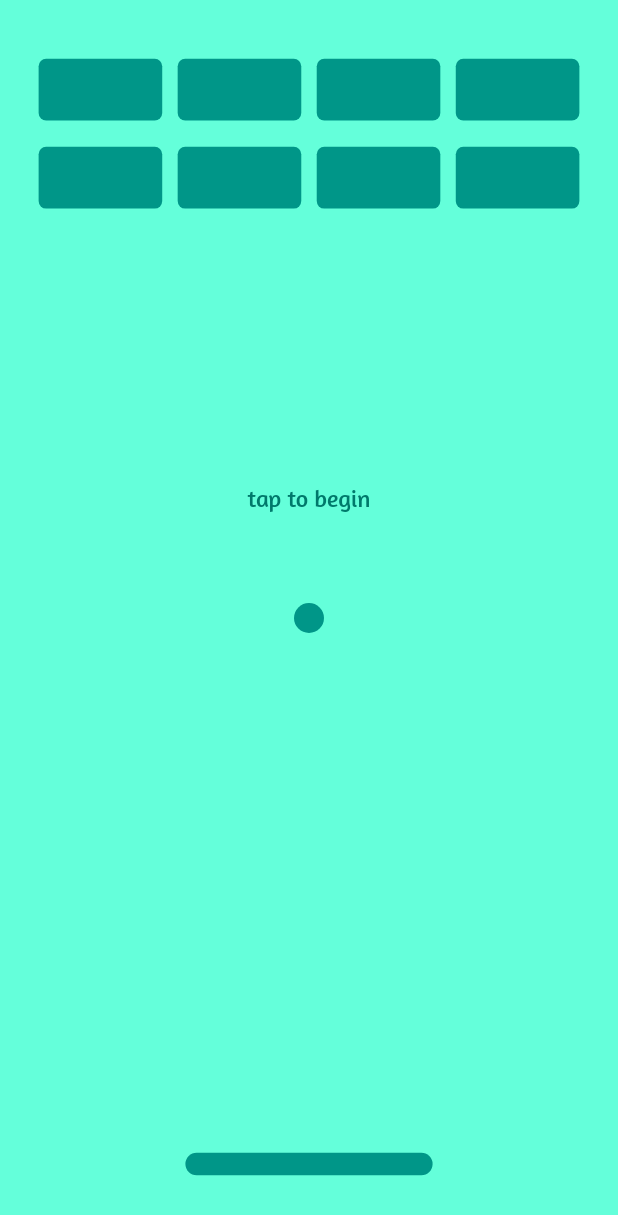
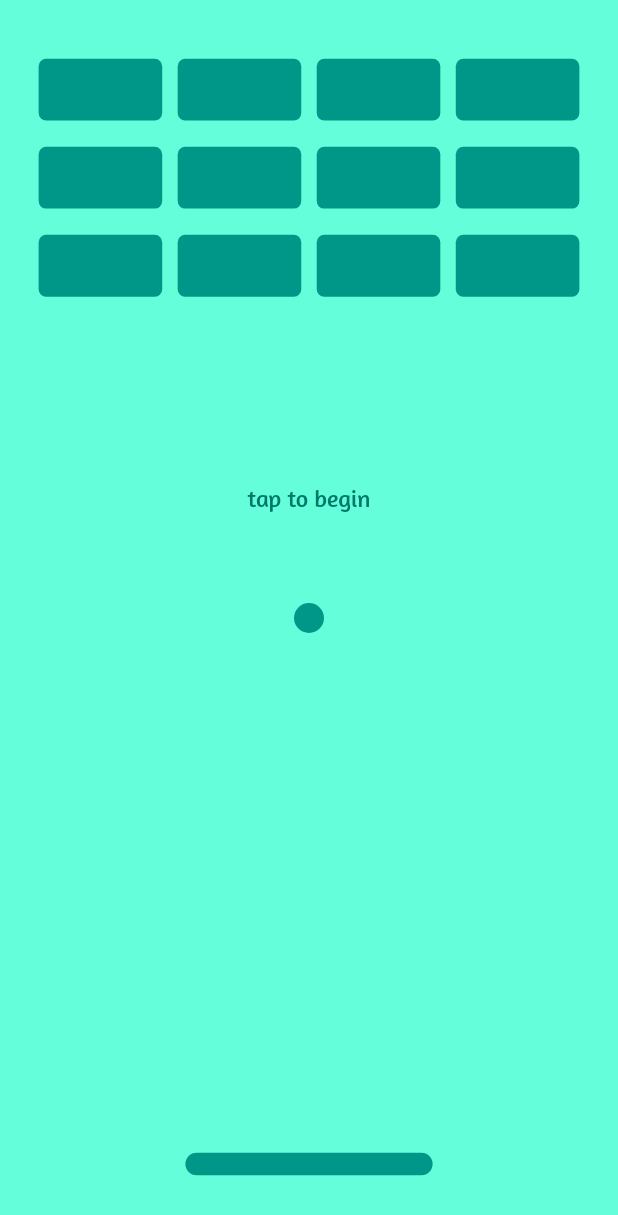
Before and after one commit to adityaSharmaWritesCode/brick-breaker-flutter, a Flutter app: the GameScreen screen opened by its route, on a phone screen of 412 x 824 dp. Shown: the top 1215 px of the screen. Run offline on Flutter 3.47's test engine with Material 2 defaults, Android fonts, the phone set to English and light mode, and no system bars; our stand-ins replace shared_preferences; accounts and stored records are empty.

Commit message:
Updated UI for Android

```diff
--- a/lib/gamepage.dart
+++ b/lib/gamepage.dart
@@ -2,6 +2,7 @@ import 'dart:async';
 
 import 'package:brick_breaker/bricks.dart';
 import 'package:brick_breaker/player.dart';
+import 'package:flutter/foundation.dart';
 import 'package:flutter/material.dart';
 import 'package:flutter/services.dart';
 import 'package:shared_preferences/shared_preferences.dart';
@@ -20,7 +21,6 @@ enum direction {
   DOWN,
   LEFT,
   RIGHT,
-  NULL,
 }
 
 class _GameScreenState extends State<GameScreen> {
@@ -72,46 +72,26 @@ class _GameScreenState extends State<GameScreen> {
       firstBrickY + 1 * (brickHeight + brickGap),
       false
     ],
-    // [
-    //   firstBrickX + 0 * (brickWidth + brickGap),
-    //   firstBrickY + 2 * (brickHeight + brickGap),
-    //   false
-    // ],
-    // [
-    //   firstBrickX + 1 * (brickWidth + brickGap),
-    //   firstBrickY + 2 * (brickHeight + brickGap),
-    //   false
-    // ],
-    // [
-    //   firstBrickX + 2 * (brickWidth + brickGap),
-    //   firstBrickY + 2 * (brickHeight + brickGap),
-    //   false
-    // ],
-    // [
-    //   firstBrickX + 3 * (brickWidth + brickGap),
-    //   firstBrickY + 2 * (brickHeight + brickGap),
-    //   false
-    // ],
-    // [
-    //   firstBrickX + 0 * (brickWidth + brickGap),
-    //   firstBrickY + 3 * (brickHeight + brickGap),
-    //   false
-    // ],
-    // [
-    //   firstBrickX + 1 * (brickWidth + brickGap),
-    //   firstBrickY + 3 * (brickHeight + brickGap),
-    //   false
-    // ],
-    // [
-    //   firstBrickX + 2 * (brickWidth + brickGap),
-    //   firstBrickY + 3 * (brickHeight + brickGap),
-    //   false
-    // ],
-    // [
-    //   firstBrickX + 3 * (brickWidth + brickGap),
-    //   firstBrickY + 3 * (brickHeight + brickGap),
-    //   false
-    // ],
+    [
+      firstBrickX + 0 * (brickWidth + brickGap),
+      firstBrickY + 2 * (brickHeight + brickGap),
+      false
+    ],
+    [
+      firstBrickX + 1 * (brickWidth + brickGap),
+      firstBrickY + 2 * (brickHeight + brickGap),
+      false
+    ],
+    [
+      firstBrickX + 2 * (brickWidth + brickGap),
+      firstBrickY + 2 * (brickHeight + brickGap),
+      false
+    ],
+    [
+      firstBrickX + 3 * (brickWidth + brickGap),
+      firstBrickY + 2 * (brickHeight + brickGap),
+      false
+    ],
   ];
 
   //Game settings :-
@@ -239,7 +219,7 @@ class _GameScreenState extends State<GameScreen> {
   bool isPlayerDead() {
     if (ballY > 0.94) {
       setState(() {
-        endText = 'G A M E  O V E R !';
+        endText = 'GAME OVER!';
       });
       return true;
     }
@@ -249,7 +229,7 @@ class _GameScreenState extends State<GameScreen> {
   bool areAllBricksBroken() {
     if (brokenBrickCounter == MyBricks.length) {
       setState(() {
-        endText = 'Y O U  W O N !';
+        endText = 'YOU WON!';
       });
       return true;
     }
@@ -398,8 +378,9 @@ class _GameScreenState extends State<GameScreen> {
                                   .textTheme
                                   .displayLarge!
                                   .copyWith(
-                                    fontSize:
-                                        mediaQueryObject.size.width * 0.03,
+                                    fontSize: kIsWeb
+                                        ? mediaQueryObject.size.width * 0.035
+                                        : mediaQueryObject.size.height * 0.025,
                                     color: Colors.teal,
                                   ),
                             ),
@@ -413,50 +394,43 @@ class _GameScreenState extends State<GameScreen> {
                                     primary: Colors.teal,
                                     padding: EdgeInsets.symmetric(
                                       horizontal:
-                                          mediaQueryObject.size.width * 0.015,
+                                          mediaQueryObject.size.width * 0.02,
                                       vertical:
                                           mediaQueryObject.size.height * 0.015,
                                     ),
                                   ),
                                   onPressed: resetGame,
-                                  child: Text(
-                                    'Play Again',
-                                    style: Theme.of(context)
-                                        .textTheme
-                                        .displayMedium!
-                                        .copyWith(
+                                  child: Icon(
+                                    Icons.replay,
+                                    size: kIsWeb
+                                        ? 18
+                                        : mediaQueryObject.size.height * 0.03,
                                     color: Colors.tealAccent,
-                                          fontSize: 18,
-                                        ),
                                   ),
                                 ),
                                 SizedBox(
-                                  width: mediaQueryObject.size.width * 0.02,
+                                  width: mediaQueryObject.size.width * 0.03,
                                 ),
                                 ElevatedButton(
                                   style: ElevatedButton.styleFrom(
                                       primary: Colors.teal,
                                       padding: EdgeInsets.symmetric(
                                         horizontal:
-                                              mediaQueryObject.size.width *
-                                                  0.015,
-                                          vertical:
-                                              mediaQueryObject.size.height *
+                                            mediaQueryObject.size.width * 0.02,
+                                        vertical: mediaQueryObject.size.height *
                                             0.015,
                                       )),
                                   onPressed: () {
                                     Navigator.of(context).pop();
                                   },
-                                    child: Text(
-                                      'Return to Home',
-                                      style: Theme.of(context)
-                                          .textTheme
-                                          .displayMedium!
-                                          .copyWith(
+                                  child: Icon(
+                                    Icons.home_outlined,
+                                    size: kIsWeb
+                                        ? 18
+                                        : mediaQueryObject.size.height * 0.03,
                                     color: Colors.tealAccent,
-                                            fontSize: 18,
                                   ),
-                                    ))
+                                ),
                               ],
                             ),
                           ],
@@ -573,64 +547,34 @@ class _GameScreenState extends State<GameScreen> {
                   ),
 
                   //Row 3 :-
-                  // MyBrick(
-                  //   brickX: MyBricks[8][0],
-                  //   brickY: MyBricks[8][1],
-                  //   brickHeight: brickHeight,
-                  //   brickWidth: brickWidth,
-                  //   brickBroken: MyBricks[8][2],
-                  // ),
-                  // MyBrick(
-                  //   brickX: MyBricks[9][0],
-                  //   brickY: MyBricks[9][1],
-                  //   brickHeight: brickHeight,
-                  //   brickWidth: brickWidth,
-                  //   brickBroken: MyBricks[9][2],
-                  // ),
-                  // MyBrick(
-                  //   brickX: MyBricks[10][0],
-                  //   brickY: MyBricks[10][1],
-                  //   brickHeight: brickHeight,
-                  //   brickWidth: brickWidth,
-                  //   brickBroken: MyBricks[10][2],
-                  // ),
-                  // MyBrick(
-                  //   brickX: MyBricks[11][0],
-                  //   brickY: MyBricks[11][1],
-                  //   brickHeight: brickHeight,
-                  //   brickWidth: brickWidth,
-                  //   brickBroken: MyBricks[11][2],
-                  // ),
-
-                  // //Row 4 :-
-                  // MyBrick(
-                  //   brickX: MyBricks[12][0],
-                  //   brickY: MyBricks[12][1],
-                  //   brickHeight: brickHeight,
-                  //   brickWidth: brickWidth,
-                  //   brickBroken: MyBricks[12][2],
-                  // ),
-                  // MyBrick(
-                  //   brickX: MyBricks[13][0],
-                  //   brickY: MyBricks[13][1],
-                  //   brickHeight: brickHeight,
-                  //   brickWidth: brickWidth,
-                  //   brickBroken: MyBricks[13][2],
-                  // ),
-                  // MyBrick(
-                  //   brickX: MyBricks[14][0],
-                  //   brickY: MyBricks[14][1],
-                  //   brickHeight: brickHeight,
-                  //   brickWidth: brickWidth,
-                  //   brickBroken: MyBricks[14][2],
-                  // ),
-                  // MyBrick(
-                  //   brickX: MyBricks[15][0],
-                  //   brickY: MyBricks[15][1],
-                  //   brickHeight: brickHeight,
-                  //   brickWidth: brickWidth,
-                  //   brickBroken: MyBricks[15][2],
-                  // ),
+                  MyBrick(
+                    brickX: MyBricks[8][0],
+                    brickY: MyBricks[8][1],
+                    brickHeight: brickHeight,
+                    brickWidth: brickWidth,
+                    brickBroken: MyBricks[8][2],
+                  ),
+                  MyBrick(
+                    brickX: MyBricks[9][0],
+                    brickY: MyBricks[9][1],
+                    brickHeight: brickHeight,
+                    brickWidth: brickWidth,
+                    brickBroken: MyBricks[9][2],
+                  ),
+                  MyBrick(
+                    brickX: MyBricks[10][0],
+                    brickY: MyBricks[10][1],
+                    brickHeight: brickHeight,
+                    brickWidth: brickWidth,
+                    brickBroken: MyBricks[10][2],
+                  ),
+                  MyBrick(
+                    brickX: MyBricks[11][0],
+                    brickY: MyBricks[11][1],
+                    brickHeight: brickHeight,
+                    brickWidth: brickWidth,
+                    brickBroken: MyBricks[11][2],
+                  ),
                 ],
               ),
             ),
```
Also changed, not shown: lib/homepage.dart (+46 -39 lines), lib/main.dart (+5 -3 lines), lib/settings.dart (+30 -9 lines). Lines whose indentation alone changed are shown as unchanged.
